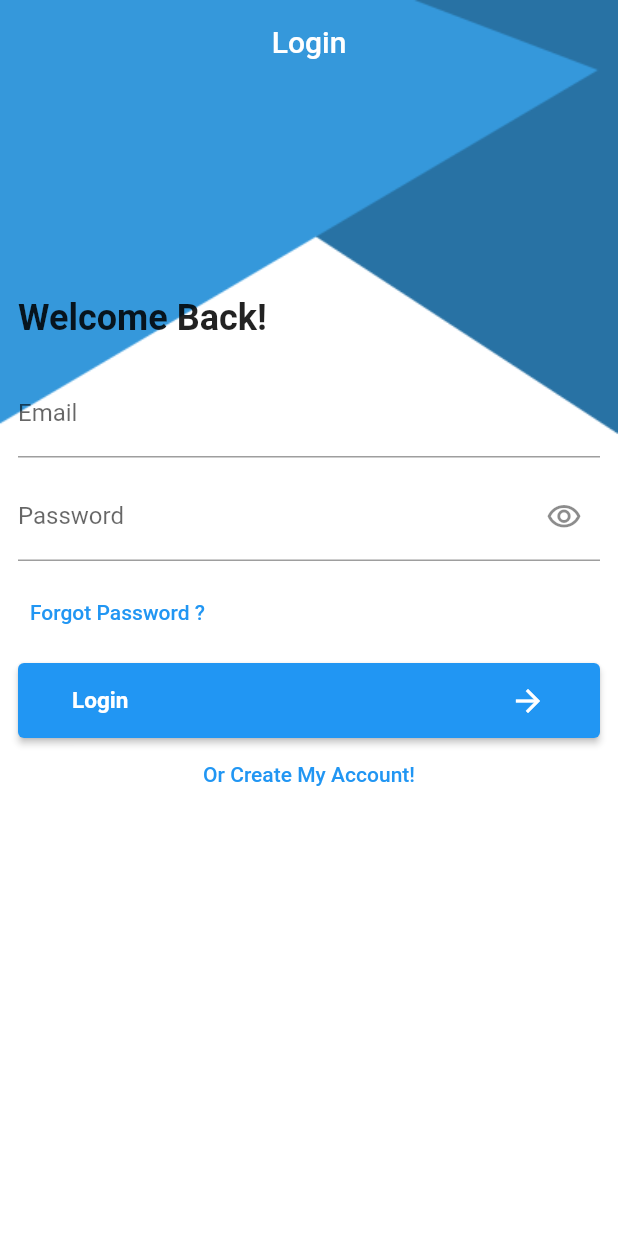
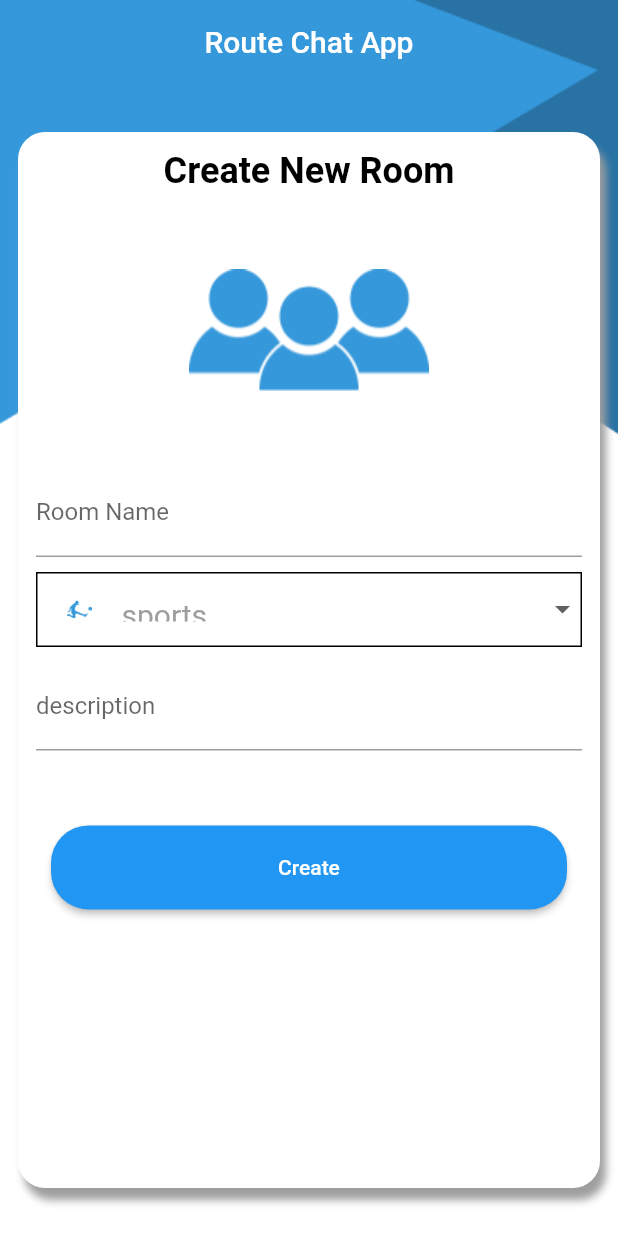
Before and after one commit to hazemt1/chat, a Flutter app: the screen it shows after launch, on a phone screen of 412 x 824 dp. Run offline on Flutter 3.47's test engine with Material 2 defaults, Android fonts, the light colour scheme and no system bars; our stand-ins replace cloud_firestore, firebase_auth, firebase_core, fluttertoast; accounts and stored records are empty.

Commit message:
Added Create Room

```diff
--- /dev/null
+++ b/lib/addRoom/AddRoom.dart
@@ -0,0 +1,204 @@
+import 'package:chat/AppConfigProvider.dart';
+import 'package:chat/database/DataBaseHelper.dart';
+import 'package:chat/model/Room.dart';
+import 'package:flutter/material.dart';
+import 'package:fluttertoast/fluttertoast.dart';
+
+class AddRoom extends StatefulWidget {
+  static const String ROUTE_NAME = 'addRoom';
+
+  @override
+  _AddRoomState createState() => _AddRoomState();
+}
+
+class _AddRoomState extends State<AddRoom> {
+  final _addRoomFormKey = GlobalKey<FormState>();
+
+  String roomName = '';
+
+  String description = '';
+
+  List<String> categories= ['movies','sports','music'];
+
+  String selectedCategory='sports';
+
+  bool isLoading=false;
+
+  @override
+  Widget build(BuildContext context) {
+    return Stack(
+        children: [
+          Container(
+            decoration: BoxDecoration(color: MyThemeData.white,),
+            child: Image.asset(
+              'assets/images/bg_top_shape.png',
+              fit: BoxFit.fill,
+              width: double.infinity,
+              height: double.infinity,
+            ),
+          ),
+          Scaffold(
+            backgroundColor: Colors.transparent,
+            appBar: AppBar(title: Text('Route Chat App'),
+              centerTitle: true,
+              elevation: 0,
+              backgroundColor: Colors.transparent,
+            ),
+            body: Center(
+              child: Container(
+                padding: EdgeInsets.all(12),
+                decoration: BoxDecoration(
+                    borderRadius: BorderRadius.circular(18),
+                    color: MyThemeData.white,
+                    boxShadow: [
+                      BoxShadow(
+                        color: Colors.grey,
+                        blurRadius: 4,
+                        offset: Offset(4, 8), // Shadow position
+                      ),
+                    ]
+                ),
+                margin: EdgeInsets.symmetric(vertical: 32,horizontal: 12),
+                child: ListView(
+                  //    crossAxisAlignment: CrossAxisAlignment.stretch,
+                  children: [
+                    Text('Create New Room',style: TextStyle(
+                        color: Colors.black,
+                        fontSize: 24,
+                        fontWeight: FontWeight.bold
+                    ),
+                      textAlign: TextAlign.center,
+                    ),
+                    Image(image: AssetImage('assets/images/add_room_header.png')),
+                    Form(
+                      key: _addRoomFormKey,
+                      child: Column(
+                        children: [
+                          TextFormField(
+                            onChanged: (text){
+                              roomName = text;
+                            },
+                            keyboardType: TextInputType.name,
+
+                            decoration: InputDecoration(
+                                labelText: 'Room Name',
+                                floatingLabelBehavior: FloatingLabelBehavior.auto
+                            ),
+                            // The validator receives the text that the user has entered.
+                            validator: (String? value) {
+                              if (value == null || value.isEmpty ) {
+                                return 'Please enter Room Name';
+                              }
+                              return null;
+                            },
+                          ),
+                          Container(
+                            margin: EdgeInsets.only(top: 10.0, bottom: 10.0),
+                            decoration: ShapeDecoration(
+                              shape: RoundedRectangleBorder(
+                                side: BorderSide(width: 1.0, style: BorderStyle.solid),
+                              ),
+                            ),
+                            child: DropdownButtonHideUnderline(
+                              child: DropdownButton(
+
+                                value: selectedCategory,
+                                items: categories.map((name) {
+                                  return   DropdownMenuItem(
+                                    value: name,
+                                    child: Padding(
+                                      padding: const EdgeInsets.all(8.0),
+                                      child: Row(
+                                        children: [
+                                          Padding(
+                                            padding: const EdgeInsets.all(8.0),
+                                            child: Image(image: AssetImage('assets/images/$name.png',),
+                                              width: 24,height: 24,),
+                                          ),
+                                          Padding(
+                                            padding: const EdgeInsets.all(8.0),
+                                            child: Text(name),
+                                          )
+                                        ],
+                                      ),
+                                    ));
+                                }).toList(),
+                                onChanged: (newSelected){
+                                  setState(() {
+                                    selectedCategory = newSelected as String;
+                                  });
+                                },
+                                style:TextStyle(color:Colors.grey, fontSize: 20,),
+                                icon: Icon(Icons.arrow_drop_down_outlined),
+                                isExpanded: true,
+                              ),
+                            ),
+                          ),
+
+                          TextFormField(
+                            onChanged: (text){
+                              description = text;
+                            },
+                            decoration: InputDecoration(
+                              labelText: 'description',
+                              floatingLabelBehavior: FloatingLabelBehavior.auto,
+                            ),
+                            // The validator receives the text that the user has entered.
+                            validator: (String? value) {
+                              if (value == null || value.isEmpty ) {
+                                return 'Please enter room Description';
+                              }
+                              return null;
+                            },
+                          )
+                        ],
+                      ),
+                    ),
+                Padding(
+                  padding: const EdgeInsets.fromLTRB(10,50,10,10),
+                   child: ElevatedButton(
+                       style: ButtonStyle(
+                         shape: MaterialStateProperty.all<RoundedRectangleBorder>(
+                             RoundedRectangleBorder(
+                               borderRadius: BorderRadius.circular(25.0),
+                             )),
+                         padding: MaterialStateProperty.all(EdgeInsets.all(20)),
+                         minimumSize: MaterialStateProperty.all(Size(40,50)),
+                       ),
+                       onPressed: (){
+                      if(_addRoomFormKey.currentState?.validate()==true){
+                        addRoom();
+                      }
+                    },
+                        child: isLoading?Center(child:CircularProgressIndicator() ,):
+                        Text('Create'))
+
+                ),
+                  ],
+                ),
+              ),
+            ),
+          )
+        ]);
+  }
+  void addRoom(){
+    setState(() {
+      isLoading=true;
+    });
+    final docRef = getRoomsCollectionWithConverter()
+        .doc();
+    Room room = Room(id: docRef.id ,
+        name: roomName,
+        description: description,
+        category: selectedCategory);
+    docRef.set(room)
+        .then((value) {
+      setState(() {
+        isLoading=false;
+      });
+      Fluttertoast.showToast(msg: 'Room Added Successfully',
+          toastLength: Toast.LENGTH_LONG);
+      Navigator.pop(context);
+    });
+  }
+}
--- a/lib/home/HomeScreen.dart
+++ b/lib/home/HomeScreen.dart
@@ -1,3 +1,5 @@
+import 'package:chat/addRoom/AddRoom.dart';
+import 'package:chat/auth/LoginScreen.dart';
 import 'package:chat/chatRoom/ChatRoomScreen.dart';
 import 'package:chat/model/Room.dart';
 import 'package:flutter/material.dart';
@@ -7,7 +9,9 @@ class HomeScreen extends StatelessWidget {
   @override
   Widget build(BuildContext context) {
     return Scaffold(
-      body: Center(
+      body: Column(
+       children :[
+         Center(
            child: RaisedButton(
              onPressed: () {
                Navigator.pushNamed(
@@ -26,6 +30,20 @@ class HomeScreen extends StatelessWidget {
              child: Text('Press me'),
            ),
          ),
+         Center(
+           child: RaisedButton(
+             onPressed: () {
+               Navigator.pushNamed(
+                 context,
+                 AddRoom.ROUTE_NAME,
+
+               );
+             },
+             child: Text('Add Room'),
+           ),
+         ),
+       ]
+      ),
     );
   }
 }
--- a/lib/main.dart
+++ b/lib/main.dart
@@ -6,7 +6,7 @@ import 'package:provider/provider.dart';
 import 'auth/LoginScreen.dart';
 import 'auth/RegisterationScreen.dart';
 import 'home/HomeScreen.dart';
-
+import 'package:chat/addRoom/AddRoom.dart';
 void main() async{
   WidgetsFlutterBinding.ensureInitialized();
   await Firebase.initializeApp();
@@ -30,8 +30,9 @@ class MyApp extends StatelessWidget {
             LoginScreen.ROUTE_NAME: (context) => LoginScreen(),
             HomeScreen.ROUTE_NAME: (context) => HomeScreen(),
             ChatRoomScreen.ROUTE_NAME: (context) => ChatRoomScreen(),
+            AddRoom.ROUTE_NAME: (context)=>AddRoom(),
           },
-          initialRoute: LoginScreen.ROUTE_NAME,
+          initialRoute: AddRoom.ROUTE_NAME,
          // home: (isLoggedInUser) ? HomeScreen() : LoginScreen(),
         );
       },
```
Also changed, not shown: assets/images/add_room_header.png (added), assets/images/bg_top_shape.png (added), assets/images/movies.png (added), assets/images/music.png (added), assets/images/sports.png (added). Lines whose indentation alone changed are shown as unchanged.
